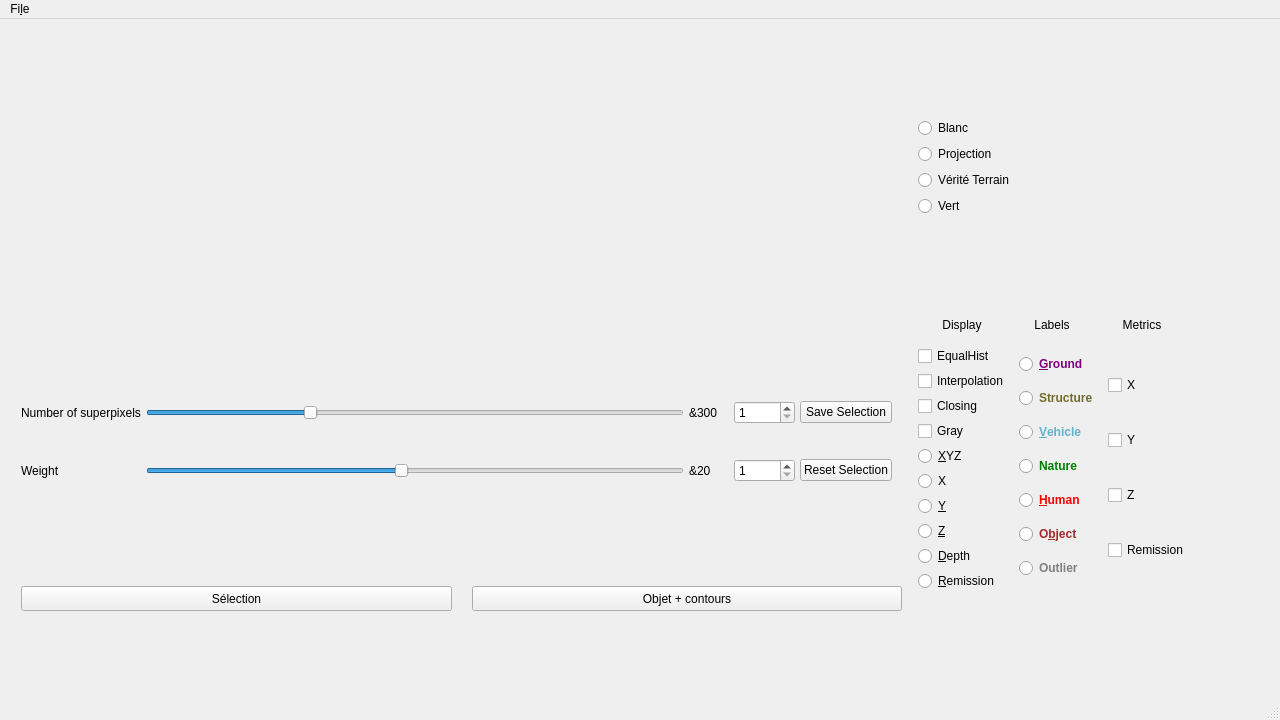
Qt form src/mainwindow.ui (arthurjm/pfe) before a commit.
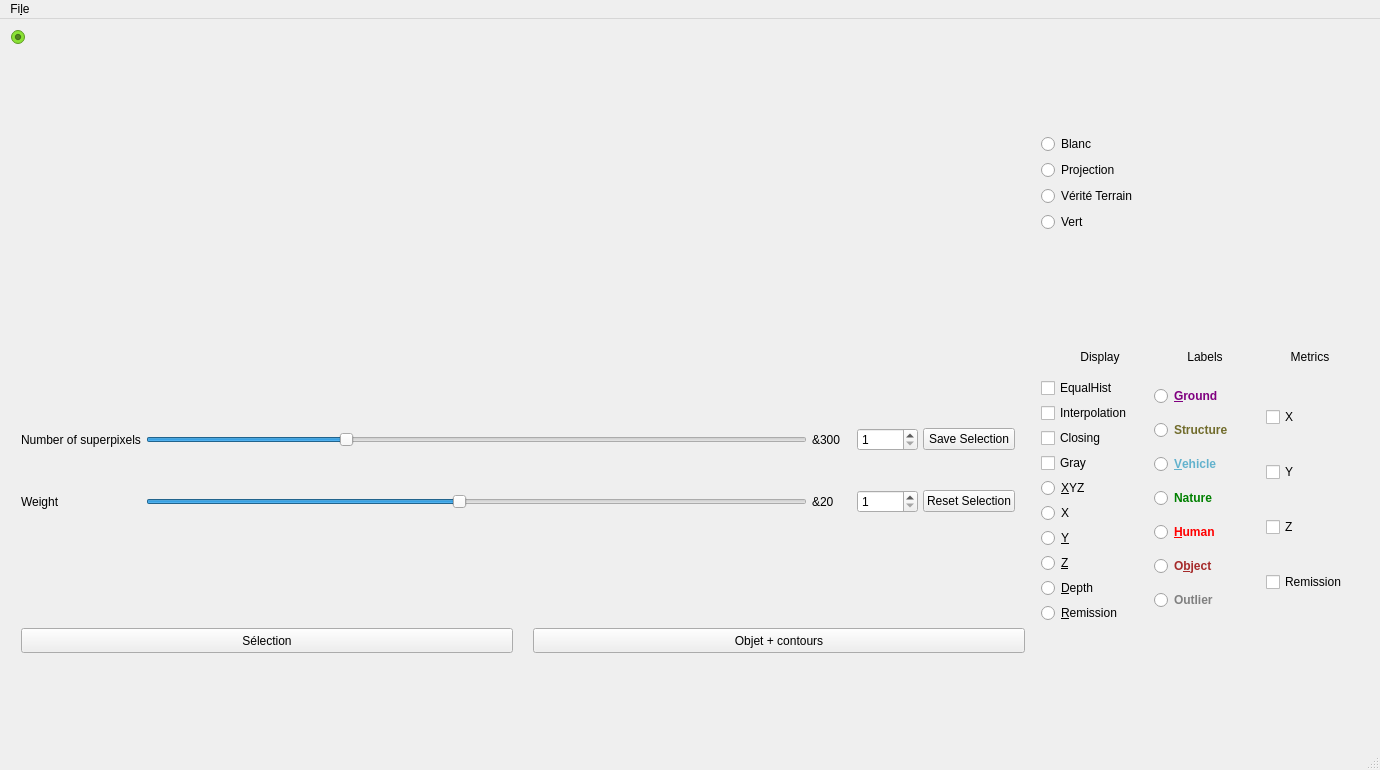
The same form after that commit. Custom widgets are drawn as their Qt base class.

Commit message: Better interface

Diff of the .ui file:
```diff
--- a/src/mainwindow.ui
+++ b/src/mainwindow.ui
@@ -6,20 +6,20 @@
    <rect>
     <x>0</x>
     <y>0</y>
-    <width>1280</width>
-    <height>720</height>
+    <width>1380</width>
+    <height>770</height>
    </rect>
   </property>
   <property name="minimumSize">
    <size>
-    <width>1280</width>
-    <height>720</height>
+    <width>1380</width>
+    <height>770</height>
    </size>
   </property>
   <property name="maximumSize">
    <size>
-    <width>1280</width>
-    <height>720</height>
+    <width>1380</width>
+    <height>770</height>
    </size>
   </property>
   <property name="windowTitle">
@@ -31,8 +31,8 @@
      <rect>
       <x>0</x>
       <y>0</y>
-      <width>1200</width>
-      <height>673</height>
+      <width>1380</width>
+      <height>720</height>
      </rect>
     </property>
     <layout class="QHBoxLayout" name="globalHorizontal">
@@ -42,13 +42,51 @@
         <number>0</number>
        </property>
        <item>
-        <widget class="QVTKWidget" name="vtkWidget" native="true"/>
+        <widget class="QVTKWidget" name="vtkWidget" native="true">
+         <property name="minimumSize">
+          <size>
+           <width>1024</width>
+           <height>0</height>
+          </size>
+         </property>
+         <property name="maximumSize">
+          <size>
+           <width>1024</width>
+           <height>16777215</height>
+          </size>
+         </property>
+        </widget>
        </item>
        <item>
-        <widget class="ClickableLabel" name="clWidget"/>
+        <widget class="ClickableLabel" name="clWidget">
+         <property name="minimumSize">
+          <size>
+           <width>1024</width>
+           <height>0</height>
+          </size>
+         </property>
+         <property name="maximumSize">
+          <size>
+           <width>1024</width>
+           <height>16777215</height>
+          </size>
+         </property>
+        </widget>
        </item>
        <item>
         <widget class="QWidget" name="slidersWidget" native="true">
+         <property name="minimumSize">
+          <size>
+           <width>1024</width>
+           <height>0</height>
+          </size>
+         </property>
+         <property name="maximumSize">
+          <size>
+           <width>1024</width>
+           <height>16777215</height>
+          </size>
+         </property>
          <layout class="QGridLayout" name="gridLayoutSliders">
           <property name="leftMargin">
            <number>10</number>
@@ -216,6 +254,18 @@
        </item>
        <item>
         <widget class="QWidget" name="selectionWidget" native="true">
+         <property name="minimumSize">
+          <size>
+           <width>1024</width>
+           <height>0</height>
+          </size>
+         </property>
+         <property name="maximumSize">
+          <size>
+           <width>1024</width>
+           <height>16777215</height>
+          </size>
+         </property>
          <layout class="QHBoxLayout" name="selectionLayout">
           <property name="spacing">
            <number>20</number>
@@ -692,10 +742,10 @@
    <widget class="QWidget" name="widgetCursor">
     <property name="geometry">
      <rect>
-      <x>1310</x>
+      <x>0</x>
       <y>0</y>
       <width>30</width>
-      <height>23</height>
+      <height>22</height>
      </rect>
     </property>
     <layout class="QHBoxLayout" name="horizontalLayout_4">
@@ -851,15 +901,6 @@
             </color>
            </brush>
           </colorrole>
-          <colorrole role="PlaceholderText">
-           <brush brushstyle="NoBrush">
-            <color alpha="128">
-             <red>0</red>
-             <green>0</green>
-             <blue>0</blue>
-            </color>
-           </brush>
-          </colorrole>
          </active>
          <inactive>
           <colorrole role="WindowText">
@@ -997,15 +1038,6 @@
             </color>
            </brush>
           </colorrole>
-          <colorrole role="PlaceholderText">
-           <brush brushstyle="NoBrush">
-            <color alpha="128">
-             <red>0</red>
-             <green>0</green>
-             <blue>0</blue>
-            </color>
-           </brush>
-          </colorrole>
          </inactive>
          <disabled>
           <colorrole role="WindowText">
@@ -1143,15 +1175,6 @@
             </color>
            </brush>
           </colorrole>
-          <colorrole role="PlaceholderText">
-           <brush brushstyle="NoBrush">
-            <color alpha="128">
-             <red>0</red>
-             <green>0</green>
-             <blue>0</blue>
-            </color>
-           </brush>
-          </colorrole>
          </disabled>
         </palette>
        </property>
@@ -1243,8 +1266,8 @@
     <rect>
      <x>0</x>
      <y>0</y>
-     <width>1280</width>
-     <height>22</height>
+     <width>1380</width>
+     <height>30</height>
     </rect>
    </property>
    <widget class="QMenu" name="menuFile">
```
The commit also changes 2 other files.
